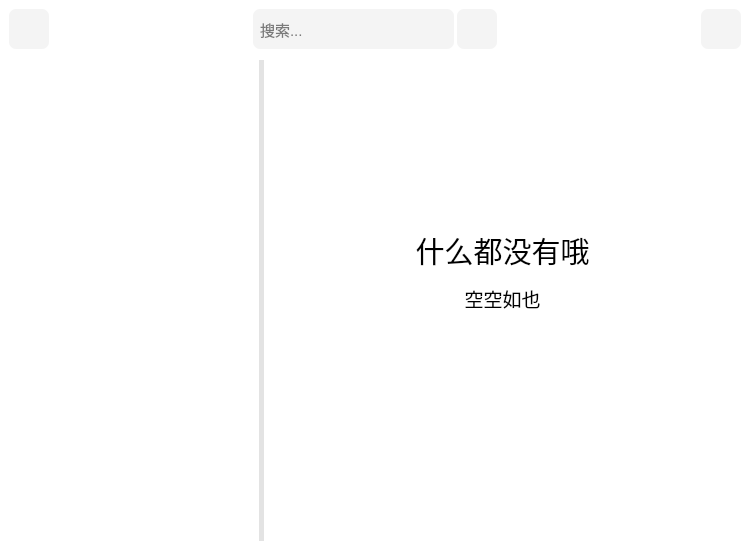
This is src/mainwidget.ui in LeftStudio/mozi as Qt 5 draws it before an edit. The edited form follows.
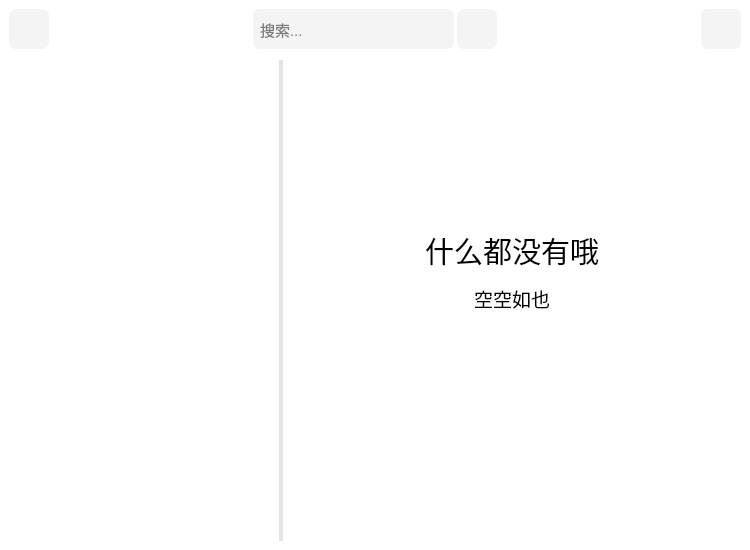
This is the edited form. The open tabs and pages were chosen to show the change. Icons and pictures are not drawn. Custom widgets are drawn as their Qt base class.

Diff of the .ui file:
```diff
--- a/src/mainwidget.ui
+++ b/src/mainwidget.ui
@@ -19,6 +19,74 @@
   <property name="windowTitle">
    <string>Mozi</string>
   </property>
+  <property name="styleSheet">
+   <string notr="true">QWidget
+{
+color:black;
+}
+
+QScrollArea {
+border: none;
+background: transparent;
+}
+
+QScrollArea &gt; QWidget &gt; QWidget {
+background: transparent;
+}
+
+QScrollBar:vertical {
+border:none;
+background: transparent;
+width: 10px;
+}
+
+QScrollBar::handle:vertical {
+border-radius:5px;
+background: rgb(233,237,245);
+/*min-height: 60px;*/
+}
+
+QScrollBar::add-line:vertical {
+border: none;
+height: 0px;
+}
+
+QScrollBar::sub-line:vertical {
+border: none;
+height: 0px;
+}
+
+QScrollBar::add-page:vertical, QScrollBar::sub-page:vertical {
+background: transparent;
+}
+
+QScrollBar:horizontal {
+border:none;
+background: transparent;
+height:10px
+}
+
+QScrollBar::handle:horizontal {
+border-radius:5px;
+background: rgb(233,237,245);
+/*min-width: 60px;*/
+}
+
+QScrollBar::add-line:horizontal {
+border: none;
+width: 0px;
+}
+
+QScrollBar::sub-line:horizontal {
+border: none;
+width: 0px;
+}
+
+QScrollBar::add-page:horizontal,
+QScrollBar::sub-page:horizontal {
+background:  transparent;
+}</string>
+  </property>
   <layout class="QVBoxLayout" name="verticalLayout_4">
    <property name="spacing">
     <number>0</number>
@@ -695,11 +763,14 @@
 background:rgb(227,227,227);
 }</string>
          </property>
+         <property name="lineWidth">
+          <number>1</number>
+         </property>
          <property name="orientation">
           <enum>Qt::Horizontal</enum>
          </property>
          <property name="handleWidth">
-          <number>5</number>
+          <number>4</number>
          </property>
          <property name="childrenCollapsible">
           <bool>false</bool>
@@ -707,13 +778,13 @@
          <widget class="QListWidget" name="resultList">
           <property name="minimumSize">
            <size>
-            <width>0</width>
+            <width>120</width>
             <height>0</height>
            </size>
           </property>
           <property name="maximumSize">
            <size>
-            <width>250</width>
+            <width>270</width>
             <height>16777215</height>
            </size>
           </property>
@@ -722,6 +793,7 @@
 {
 background:white;
 border-style:none;
+padding:2px;
 }
 
 QListWidget::item:hover
```
Left out of the diff: 11 changed lines with no effect on the pictures.
